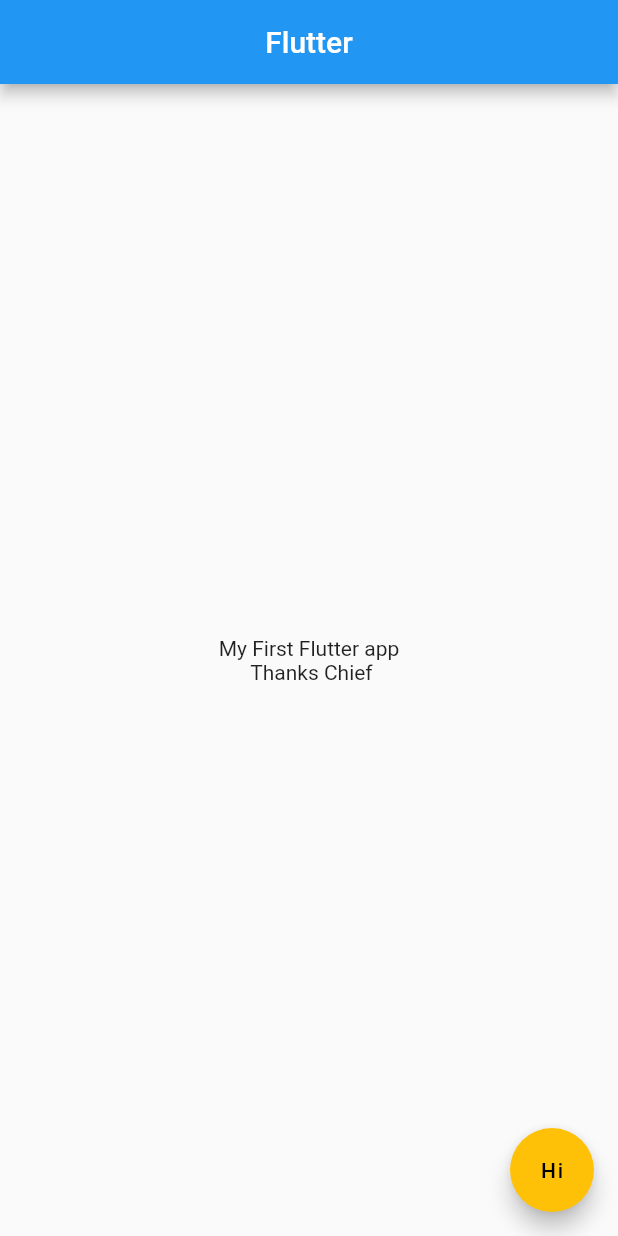
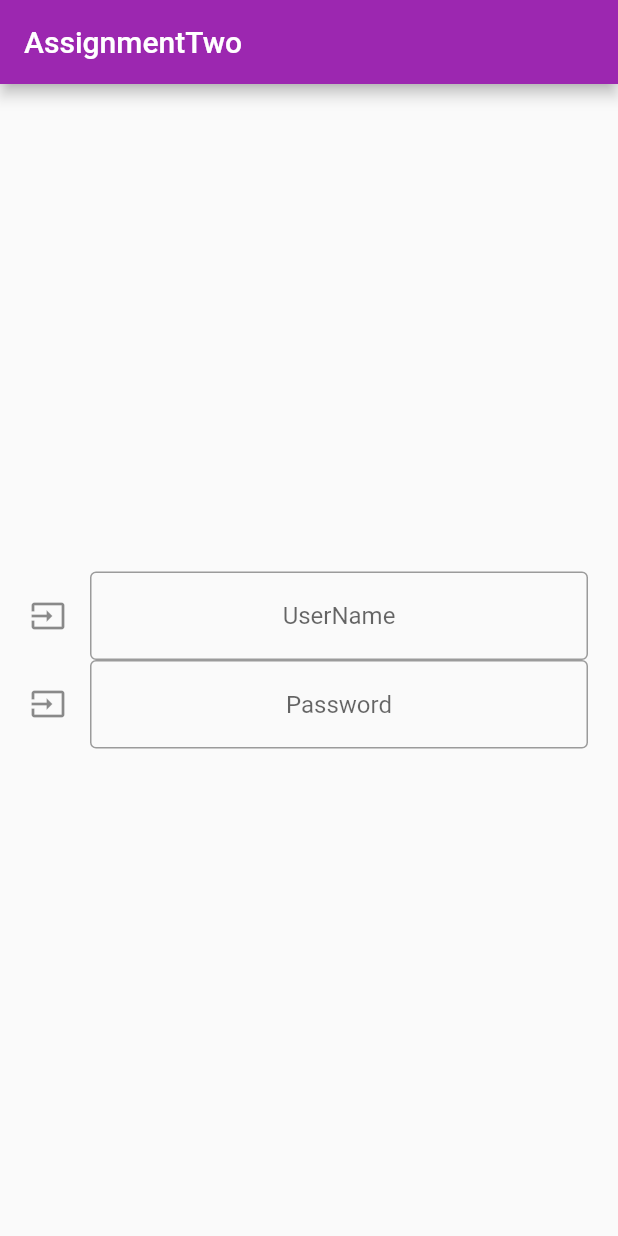
Before and after one commit to Akinyeleib/Pedek, a Flutter app: the screen it shows after launch, on a phone screen of 412 x 824 dp. Run offline on Flutter 3.47's test engine with Material 2 defaults, Android fonts, the phone set to English and light mode, and no system bars.

Commit message:
Fields added

```diff
--- /dev/null
+++ b/assignments/lib/files.dart
@@ -0,0 +1,83 @@
+import 'package:flutter/material.dart';
+import 'helper.dart';
+
+class AssignmentTwo extends StatefulWidget {
+  const AssignmentTwo({super.key});
+
+  @override
+  State<AssignmentTwo> createState() => _AssignmentTwoState();
+}
+
+class _AssignmentTwoState extends State<AssignmentTwo> {
+  var uname = TextEditingController();
+  var pword = TextEditingController();
+
+  @override
+  Widget build(BuildContext context) {
+    return MaterialApp(
+      theme: ThemeData(
+        primarySwatch: Colors.purple,
+        textTheme: TextTheme(
+          bodyText1: TextStyle(
+            fontSize: 30,
+            fontStyle: FontStyle.italic,
+          ),
+        ),
+      ),
+      home: Scaffold(
+        appBar: AppBar(
+          title: Text(
+            "AssignmentTwo",
+          ),
+        ),
+        body: Padding(
+          padding: EdgeInsets.all(20.0),
+          child: Column(
+            mainAxisAlignment: MainAxisAlignment.center,
+            children: <Widget>[
+              MyTextField(uname, "UserName"),
+              MyPasswordField(pword, "Password"),
+            ],
+          ),
+        ),
+      ),
+    );
+  }
+}
+
+class AssignmentOne extends StatelessWidget {
+  int click = 0;
+  @override
+  Widget build(BuildContext context) {
+    return MaterialApp(
+      home: Scaffold(
+        appBar: AppBar(
+          title: const Text("Flutter"),
+          centerTitle: true,
+        ),
+        body: const Center(
+          child: Text(
+            "My First Flutter app\n Thanks Chief",
+            textAlign: TextAlign.center,
+          ),
+        ),
+        floatingActionButton: FloatingActionButton(
+          onPressed: clicked,
+          child: Text(
+            "Hi",
+          ),
+          hoverColor: Colors.indigo.shade900,
+          backgroundColor: Colors.amber,
+          foregroundColor: Colors.black,
+          splashColor: Colors.purple.shade900,
+        ),
+      ),
+    );
+  }
+
+  void clicked() {
+    click++;
+    String freq = click < 2 ? 'time' : 'times';
+    print('Button Clicked... ${click} $freq');
+  }
+}
--- /dev/null
+++ b/assignments/lib/helper.dart
@@ -0,0 +1,40 @@
+import 'package:flutter/material.dart';
+
+class MyTextField extends StatelessWidget {
+  var control;
+  var hint;
+  MyTextField(this.control, this.hint);
+
+  @override
+  Widget build(BuildContext context) {
+    return TextField(
+      controller: control,
+      textAlign: TextAlign.center,
+      decoration: InputDecoration(
+          icon: Icon(Icons.input),
+          border: OutlineInputBorder(),
+          hintText: hint),
+    );
+  }
+}
+
+class MyPasswordField extends StatelessWidget {
+  var control;
+  var hint;
+  MyPasswordField(this.control, this.hint);
+
+  @override
+  Widget build(BuildContext context) {
+    return TextField(
+      controller: control,
+      obscureText: true,
+      obscuringCharacter: "*",
+      textAlign: TextAlign.center,
+      decoration: InputDecoration(
+        icon: Icon(Icons.input),
+        border: OutlineInputBorder(),
+        hintText: hint,
+      ),
+    );
+  }
+}
--- a/assignments/lib/main.dart
+++ b/assignments/lib/main.dart
@@ -1,39 +1,4 @@
 import 'package:flutter/material.dart';
+import 'files.dart';
 
-void main() => runApp(AssignmentOne());
-
-class AssignmentOne extends StatelessWidget {
-  int click = 0;
-  @override
-  Widget build(BuildContext context) {
-    return MaterialApp(
-      home: Scaffold(
-        appBar: AppBar(
-          title: const Text("Flutter"),
-          centerTitle: true,
-        ),
-        body: const Center(
-          child: Text(
-            "My First Flutter app\n Thanks Chief",
-            textAlign: TextAlign.center,
-          ),
-        ),
-        floatingActionButton: FloatingActionButton(
-          onPressed: clicked,
-          child: Text(
-            "Hi",
-          ),
-          hoverColor: Colors.indigo.shade900,
-          backgroundColor: Colors.amber,
-          foregroundColor: Colors.black,
-          splashColor: Colors.purple.shade900,
-        ),
-      ),
-    );
-  }
-
-  void clicked() {
-    click++;
-    print('Button Clicked... ${click} times');
-  }
-}
+void main() => runApp(AssignmentTwo());
```
